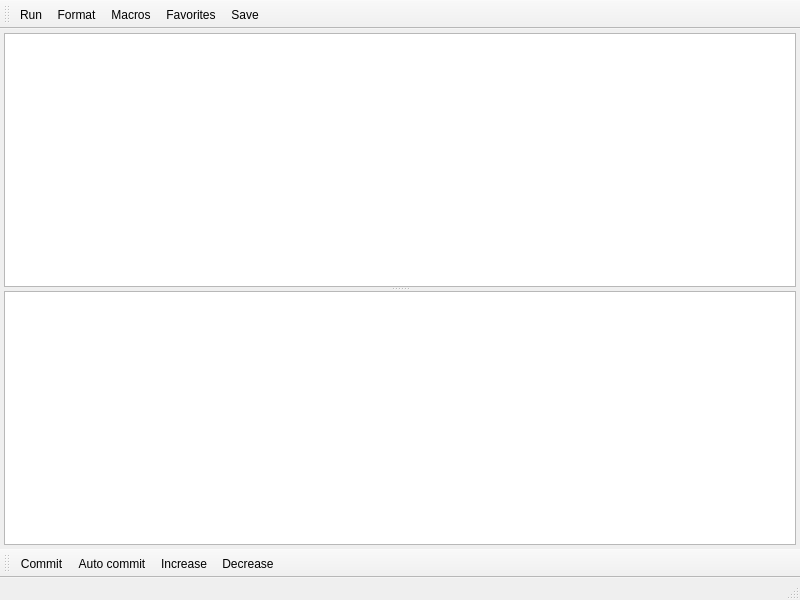
Above: src/sql.ui from GS-Giuliano/SequelFast before the change. Below: the same form after it.
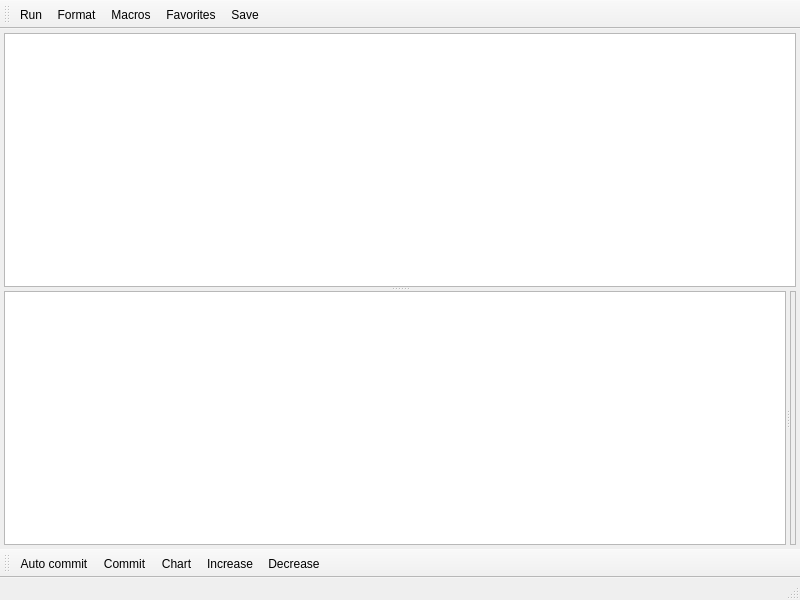
That is the form after the change. Icons and pictures are not drawn. Custom widgets are drawn as their Qt base class.

Commit message: chart & new screenshots

The edit to the form file:
```diff
--- a/src/sql.ui
+++ b/src/sql.ui
@@ -17,7 +17,7 @@
    <property name="styleSheet">
     <string notr="true"/>
    </property>
-   <layout class="QHBoxLayout" name="horizontalLayout">
+   <layout class="QVBoxLayout" name="verticalLayout">
     <property name="spacing">
      <number>4</number>
     </property>
@@ -34,13 +34,10 @@
      <number>4</number>
     </property>
     <item>
-     <widget class="QSplitter" name="splitter">
+     <widget class="QSplitter" name="splitter_2">
       <property name="orientation">
        <enum>Qt::Orientation::Vertical</enum>
       </property>
-      <property name="handleWidth">
-       <number>4</number>
-      </property>
       <widget class="TextEditCompleter" name="textQuery">
        <property name="font">
         <font>
@@ -52,6 +49,10 @@
         <string notr="true"/>
        </property>
       </widget>
+      <widget class="QSplitter" name="splitter">
+       <property name="orientation">
+        <enum>Qt::Orientation::Horizontal</enum>
+       </property>
       <widget class="QTableView" name="tableData">
        <property name="font">
         <font>
@@ -71,6 +72,17 @@
         <bool>false</bool>
        </property>
       </widget>
+       <widget class="QStackedWidget" name="chartArea">
+        <property name="enabled">
+         <bool>true</bool>
+        </property>
+        <property name="frameShape">
+         <enum>QFrame::Shape::StyledPanel</enum>
+        </property>
+        <widget class="QWidget" name="page"/>
+        <widget class="QWidget" name="page_2"/>
+       </widget>
+      </widget>
      </widget>
     </item>
    </layout>
@@ -133,8 +145,9 @@
    <attribute name="toolBarBreak">
     <bool>false</bool>
    </attribute>
-   <addaction name="actionCommit"/>
    <addaction name="actionAuto_commit"/>
+   <addaction name="actionCommit"/>
+   <addaction name="actionChart"/>
    <addaction name="actionIncrease"/>
    <addaction name="actionReduce"/>
   </widget>
@@ -297,6 +310,24 @@
     <enum>QAction::MenuRole::NoRole</enum>
    </property>
   </action>
+  <action name="actionChart">
+   <property name="checkable">
+    <bool>true</bool>
+   </property>
+   <property name="icon">
+    <iconset resource="../icons.qrc">
+     <normaloff>:/icons/resources/presention chart.svg</normaloff>:/icons/resources/presention chart.svg</iconset>
+   </property>
+   <property name="text">
+    <string>Chart</string>
+   </property>
+   <property name="toolTip">
+    <string>Chart</string>
+   </property>
+   <property name="menuRole">
+    <enum>QAction::MenuRole::NoRole</enum>
+   </property>
+  </action>
  </widget>
  <customwidgets>
   <customwidget>
```
Left out of the diff: 2 changed lines with no effect on the pictures. Lines whose indentation alone changed are shown as unchanged. The commit also changes 8 other files.
